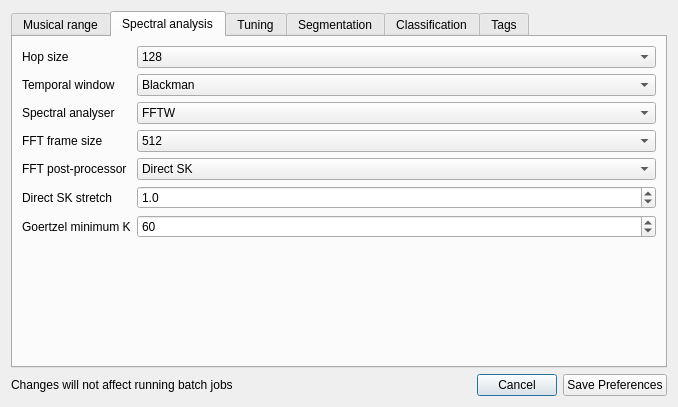
This is prefsdialog.ui in ibsh/is_KeyFinder as Qt 5 draws it before an edit. The edited form follows.
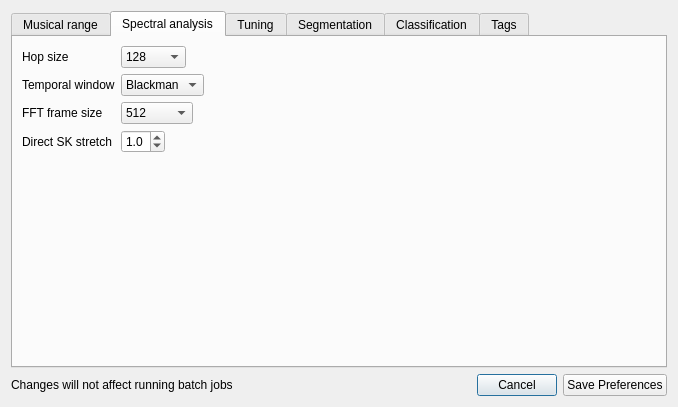
This is the edited form. The open tabs and pages were chosen to show the change.

Commit message: Cleaned out experimental spectral analysers

The edit to the form file:
```diff
--- a/prefsdialog.ui
+++ b/prefsdialog.ui
@@ -155,6 +155,9 @@
        <string>Spectral analysis</string>
       </attribute>
       <layout class="QFormLayout" name="formLayout">
+       <property name="fieldGrowthPolicy">
+        <enum>QFormLayout::FieldsStayAtSizeHint</enum>
+       </property>
        <item row="0" column="0">
         <widget class="QLabel" name="lbl_hopSize">
          <property name="text">
@@ -246,34 +249,13 @@
         </widget>
        </item>
        <item row="2" column="0">
-        <widget class="QLabel" name="lbl_spectrumAnalyser">
-         <property name="text">
-          <string>Spectral analyser</string>
-         </property>
-        </widget>
-       </item>
-       <item row="2" column="1">
-        <widget class="QComboBox" name="spectrumAnalyser">
-         <item>
-          <property name="text">
-           <string>FFTW</string>
-          </property>
-         </item>
-         <item>
-          <property name="text">
-           <string>Goertzel</string>
-          </property>
-         </item>
-        </widget>
-       </item>
-       <item row="3" column="0">
         <widget class="QLabel" name="lbl_fftFrameSize">
          <property name="text">
           <string>FFT frame size</string>
          </property>
         </widget>
        </item>
-       <item row="3" column="1">
+       <item row="2" column="1">
         <widget class="QComboBox" name="fftFrameSize">
          <property name="currentIndex">
           <number>0</number>
@@ -330,38 +312,14 @@
          </item>
         </widget>
        </item>
-       <item row="4" column="0">
-        <widget class="QLabel" name="lbl_fftPostProcessor">
-         <property name="text">
-          <string>FFT post-processor</string>
-         </property>
-        </widget>
-       </item>
-       <item row="4" column="1">
-        <widget class="QComboBox" name="fftPostProcessor">
-         <property name="currentIndex">
-          <number>1</number>
-         </property>
-         <item>
-          <property name="text">
-           <string>Constant Q</string>
-          </property>
-         </item>
-         <item>
-          <property name="text">
-           <string>Direct SK</string>
-          </property>
-         </item>
-        </widget>
-       </item>
-       <item row="5" column="0">
+       <item row="3" column="0">
         <widget class="QLabel" name="lbl_directSkStretch">
          <property name="text">
           <string>Direct SK stretch</string>
          </property>
         </widget>
        </item>
-       <item row="5" column="1">
+       <item row="3" column="1">
         <widget class="QDoubleSpinBox" name="directSkStretch">
          <property name="decimals">
           <number>1</number>
@@ -380,26 +338,6 @@
          </property>
         </widget>
        </item>
-       <item row="6" column="0">
-        <widget class="QLabel" name="lbl_goertzelminK">
-         <property name="text">
-          <string>Goertzel minimum K</string>
-         </property>
-        </widget>
-       </item>
-       <item row="6" column="1">
-        <widget class="QSpinBox" name="goertzelMinK">
-         <property name="minimum">
-          <number>1</number>
-         </property>
-         <property name="maximum">
-          <number>100</number>
-         </property>
-         <property name="value">
-          <number>60</number>
-         </property>
-        </widget>
-       </item>
       </layout>
      </widget>
      <widget class="QWidget" name="tab2Tuning">
```
Left out of the diff: 3 changed lines with no effect on the pictures. The commit also changes 15 other files.
